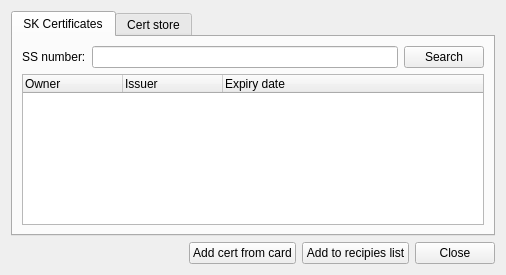
Qt form qdigidoccrypto/trunk/src/ui/KeyAddDialog.ui (tixsys/esteid) before a commit.
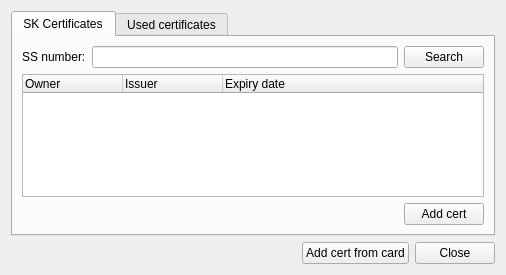
The same form after that commit.

Commit message: qdigidoccrypto: Keep used certs history, fix search field

```diff
--- a/qdigidoccrypto/trunk/src/ui/KeyAddDialog.ui
+++ b/qdigidoccrypto/trunk/src/ui/KeyAddDialog.ui
@@ -77,11 +77,35 @@
          </column>
         </widget>
        </item>
+       <item>
+        <layout class="QHBoxLayout" name="skCertsAddLayout">
+         <item>
+          <spacer name="skCertsAddSpacer">
+           <property name="orientation">
+            <enum>Qt::Horizontal</enum>
+           </property>
+           <property name="sizeHint" stdset="0">
+            <size>
+             <width>40</width>
+             <height>20</height>
+            </size>
+           </property>
+          </spacer>
+         </item>
+         <item>
+          <widget class="QPushButton" name="add">
+           <property name="text">
+            <string>Add cert</string>
+           </property>
+          </widget>
+         </item>
+        </layout>
+       </item>
       </layout>
      </widget>
      <widget class="QWidget" name="store">
       <attribute name="title">
-       <string>Cert store</string>
+       <string>Used certificates</string>
       </attribute>
       <layout class="QVBoxLayout" name="storeLayout">
        <item>
@@ -135,13 +159,6 @@
        </property>
       </widget>
      </item>
-     <item>
-      <widget class="QPushButton" name="add">
-       <property name="text">
-        <string>Add to recipies list</string>
-       </property>
-      </widget>
-     </item>
      <item>
       <widget class="QPushButton" name="close">
        <property name="text">
```
Left out of the diff: 7 changed lines with no effect on the pictures. The commit also changes 4 other files.
